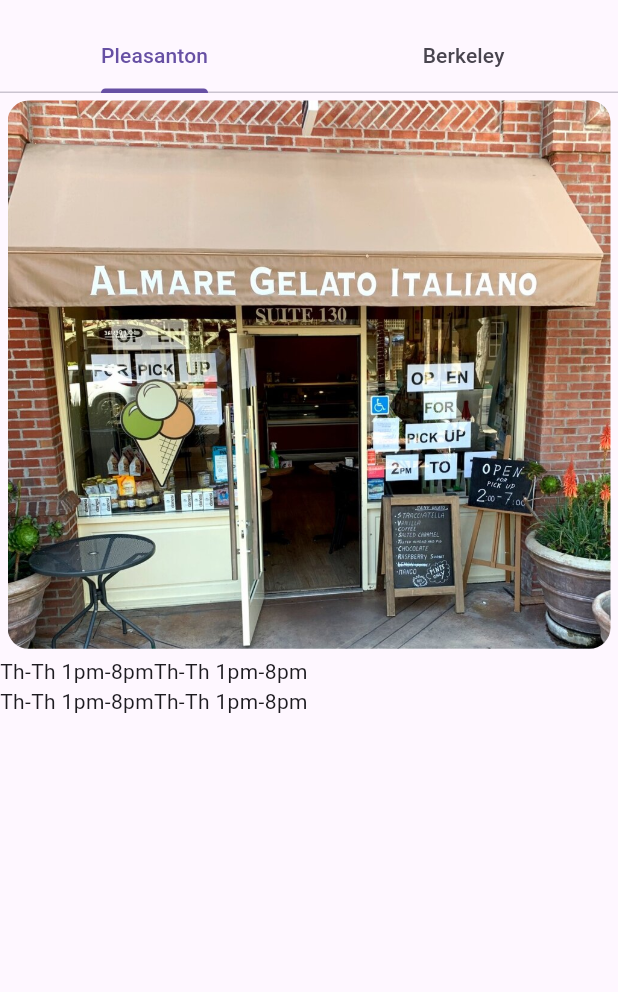
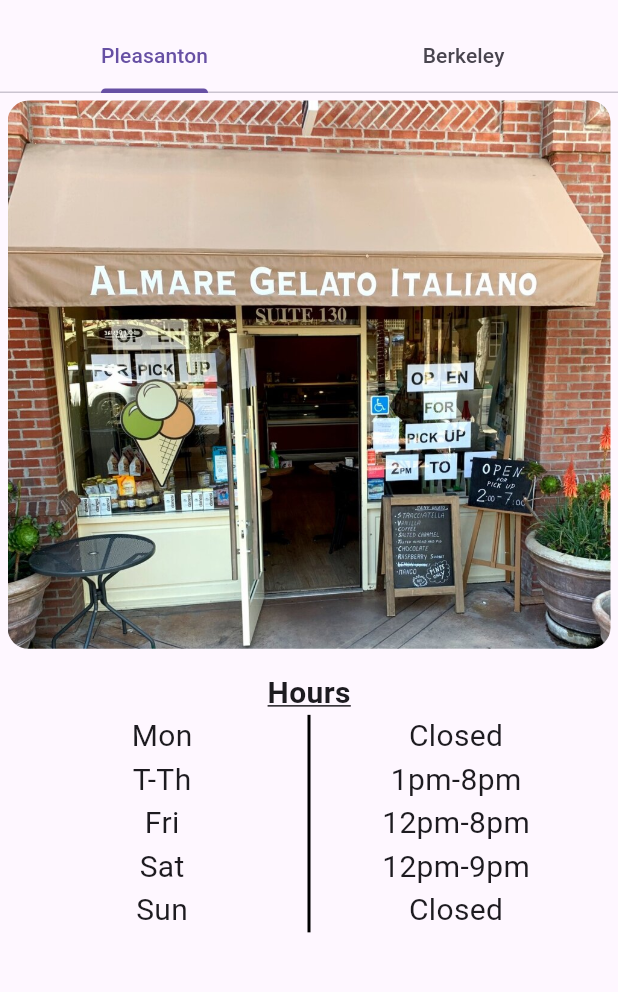
Before and after one commit to Daniel-Gray66/Almare-Gelato, a Flutter app: the screen it shows after launch, on a phone screen of 412 x 824 dp, the part 63-1055 px from its top. Run offline on Flutter 3.47's test engine with Material 3 defaults, Android fonts, the phone set to English and light mode, and no system bars.

Commit message:
HomeScreen: Added 'hours' section to both locations (Berkeley, and Pleasanton)

```diff
--- a/almare_gelato/lib/screens/homescreen/berkeley.dart
+++ b/almare_gelato/lib/screens/homescreen/berkeley.dart
@@ -1,4 +1,5 @@
 import 'package:flutter/material.dart';
+import 'common.dart';
 
 class Berkeley extends StatelessWidget {
   const Berkeley({super.key});
@@ -6,7 +7,7 @@
   @override
   Widget build(BuildContext context) {
     return ListView(
-      children: [storefrontImage()],
+      children: [storefrontImage(), hours()],
     );
   }
 
@@ -27,4 +28,29 @@
       ),
     );
   }
+
+  Widget hours() {
+    return Container(
+        padding: const EdgeInsets.all(10.0),
+        child: Center(
+          child: Column(children: [
+            const Text("Hours",
+                style: TextStyle(
+                    fontSize: 20,
+                    fontWeight: FontWeight.bold,
+                    decoration: TextDecoration.underline)),
+            Table(
+              border: Common.border(),
+              columnWidths: const <int, TableColumnWidth>{
+                0: FlexColumnWidth(),
+                1: FlexColumnWidth()
+              },
+              defaultVerticalAlignment: TableCellVerticalAlignment.middle,
+              children: [
+                Common.row("Everyday", "12pm-10pm"),
+              ],
+            )
+          ]),
+        ));
+  }
 }
--- /dev/null
+++ b/almare_gelato/lib/screens/homescreen/common.dart
@@ -0,0 +1,24 @@
+import 'package:flutter/material.dart';
+
+class Common {
+  static TableBorder border() {
+    return TableBorder(
+        verticalInside: const BorderSide(style: BorderStyle.solid, width: 2),
+        borderRadius: BorderRadius.circular(10));
+  }
+
+  static TableRow row(String left, String right) {
+    return TableRow(children: [
+      Center(
+        child: Text(left,
+            style:
+                const TextStyle(fontSize: 20, decoration: TextDecoration.none)),
+      ),
+      Center(
+        child: Text(right,
+            style:
+                const TextStyle(fontSize: 20, decoration: TextDecoration.none)),
+      )
+    ]);
+  }
+}
--- a/almare_gelato/lib/screens/homescreen/pleasanton.dart
+++ b/almare_gelato/lib/screens/homescreen/pleasanton.dart
@@ -1,4 +1,5 @@
 import 'package:flutter/material.dart';
+import 'common.dart';
 
 class Pleasanton extends StatelessWidget {
   const Pleasanton({super.key});
@@ -6,7 +7,7 @@
   @override
   Widget build(BuildContext context) {
     return ListView(
-      children: [storefrontImage(), storeInfo()],
+      children: [storefrontImage(), hours()],
     );
   }
 
@@ -28,32 +29,32 @@
     );
   }
 
-  Widget storeInfo() {
-    return SingleChildScrollView(
-      child: Center(
-        child: Row(
-          children: [
-            hours(),
-          ],
-        ),
-      ),
-    );
-  }
-
   Widget hours() {
-    return Table(
-      columnWidths: const <int, TableColumnWidth>{
-        0: IntrinsicColumnWidth(flex: 4),
-        1: IntrinsicColumnWidth(),
-        // 1: FlexColumnWidth(),
-        // 2: FixedColumnWidth(60)
-      },
-      defaultVerticalAlignment: TableCellVerticalAlignment.middle,
-      children: const [
-        TableRow(children: [Text("Th-Th 1pm-8pm"), Text("Th-Th 1pm-8pm")]),
-        TableRow(children: [Text("Th-Th 1pm-8pm"), Text("Th-Th 1pm-8pm")]),
-        // TableRow(children: [Text("Th-Th 1pm-8pm")])
-      ],
-    );
+    return Container(
+        padding: const EdgeInsets.all(10.0),
+        child: Center(
+          child: Column(children: [
+            const Text("Hours",
+                style: TextStyle(
+                    fontSize: 20,
+                    fontWeight: FontWeight.bold,
+                    decoration: TextDecoration.underline)),
+            Table(
+              border: Common.border(),
+              columnWidths: const <int, TableColumnWidth>{
+                0: FlexColumnWidth(),
+                1: FlexColumnWidth()
+              },
+              defaultVerticalAlignment: TableCellVerticalAlignment.middle,
+              children: [
+                Common.row("Mon", "Closed"),
+                Common.row("T-Th", "1pm-8pm"),
+                Common.row("Fri", "12pm-8pm"),
+                Common.row("Sat", "12pm-9pm"),
+                Common.row("Sun", "Closed")
+              ],
+            )
+          ]),
+        ));
   }
 }
```
